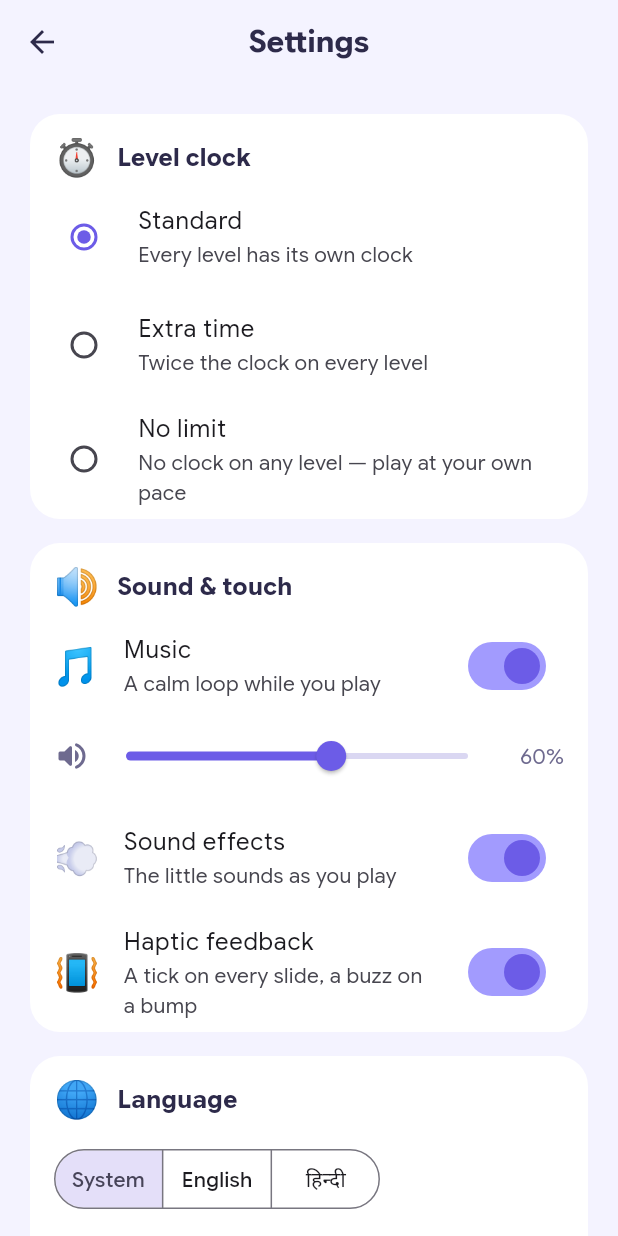
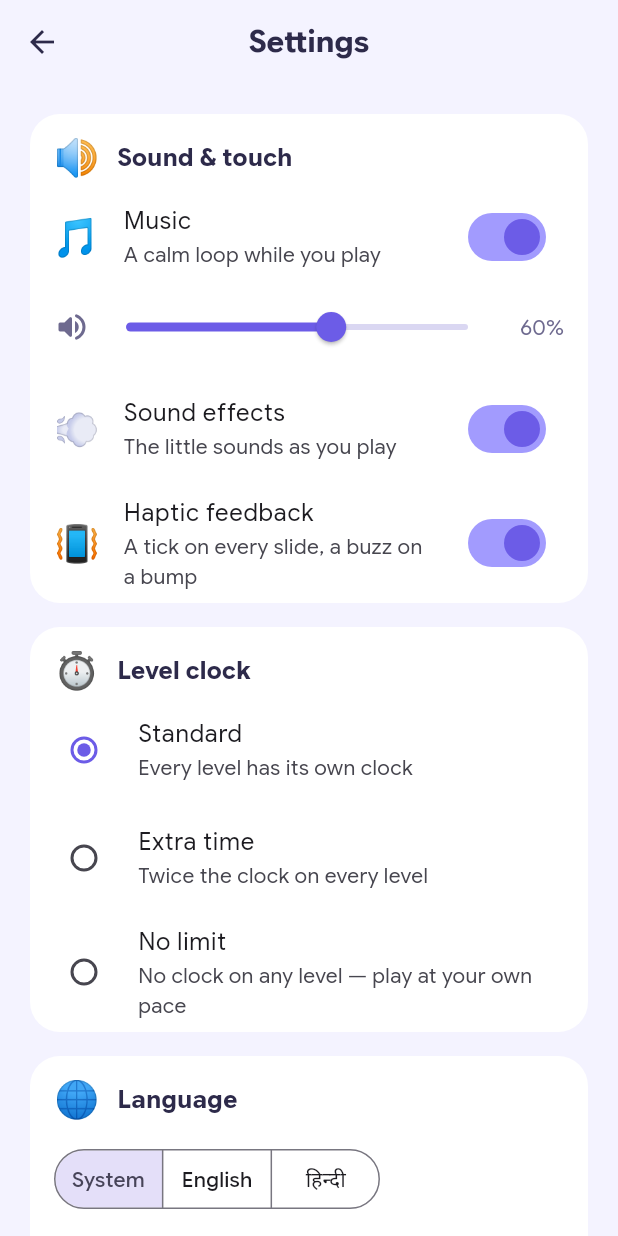
Before and after one commit to abhiabhi94/arrow-game, a Flutter app: the SettingsScreen screen opened directly, on a phone screen of 412 x 824 dp. Run offline on Flutter 3.47's test engine with Material 3 defaults, Android fonts, the phone set to English and light mode, and no system bars; our stand-ins replace audioplayers, confetti, flutter_animate, flutter_riverpod, shared_preferences; accounts and stored records are empty.

Commit message:
Settings in the usual order: sound first, the clock second, the reset last
Co-Authored-By: Claude Opus 5.5 <noreply@anthropic.com>
Claude-Session: https://claude.ai/code/session_01BXbzp6kdypPS47UGCcxmAR

```diff
--- a/lib/screens/settings_screen.dart
+++ b/lib/screens/settings_screen.dart
@@ -15,10 +15,12 @@ import '../ui/layout.dart';
 import 'credits_screen.dart';
 import 'onboarding_screen.dart';
 
-/// Settings, in five cards: the level clock (one choice: standard, extra
-/// time or none), sound and touch (music and its volume, sound effects,
-/// haptics), language and theme, accessibility (reduce motion), and the
-/// rest (the walkthrough again, music credits, a progress reset).
+/// Settings, in five cards, in the usual order — what is changed most first,
+/// what is dangerous last: sound and touch (music and its volume, sound
+/// effects, haptics), the level clock (one choice: standard, extra time or
+/// none), language and theme, accessibility (reduce motion), and the rest
+/// (the walkthrough again, music credits, and the progress reset at the
+/// very bottom).
 ///
 /// The emoji on each row are decoration and kept from the screen reader; the
 /// volume slider carries its own name and reads its value as a percentage.
@@ -74,41 +76,6 @@ class SettingsScreen extends ConsumerWidget {
               contentGutter(constraints.maxWidth) +
               MediaQuery.paddingOf(context),
           children: [
-            // How the game plays: the clock is one choice, not two switches
-            // that only made sense together.
-            _SettingCard(
-              child: Column(
-                children: [
-                  _CardHeading(emoji: '⏱️', title: l10n.settingsClock),
-                  // Three options, each saying what it does: a row of
-                  // segments overflowed with the system font at 2×.
-                  RadioGroup<ClockChoice>(
-                    groupValue: settings.clock,
-                    onChanged: (choice) => notifier.setClock(choice!),
-                    child: Column(
-                      children: [
-                        RadioListTile<ClockChoice>(
-                          value: ClockChoice.standard,
-                          title: Text(l10n.clockStandard),
-                          subtitle: Text(l10n.clockStandardBody),
-                        ),
-                        RadioListTile<ClockChoice>(
-                          value: ClockChoice.extra,
-                          title: Text(l10n.clockExtra),
-                          subtitle: Text(l10n.settingsExtraTimeSubtitle),
-                        ),
-                        RadioListTile<ClockChoice>(
-                          value: ClockChoice.off,
-                          title: Text(l10n.clockOff),
-                          subtitle: Text(l10n.settingsRemoveTimeLimitsSubtitle),
-                        ),
-                      ],
-                    ),
-                  ),
-                ],
-              ),
-            ),
-            const SizedBox(height: 16),
             // What the game sounds and feels like, in one card.
             _SettingCard(
               child: Column(
@@ -170,6 +137,41 @@ class SettingsScreen extends ConsumerWidget {
                     secondary: const _Emoji('📳'),
                     title: Text(l10n.settingsHaptics),
                     subtitle: Text(l10n.settingsHapticsSubtitle),
+                  ),
+                ],
+              ),
+            ),
+            const SizedBox(height: 16),
+            // How the game plays: the clock is one choice, not two switches
+            // that only made sense together.
+            _SettingCard(
+              child: Column(
+                children: [
+                  _CardHeading(emoji: '⏱️', title: l10n.settingsClock),
+                  // Three options, each saying what it does: a row of
+                  // segments overflowed with the system font at 2×.
+                  RadioGroup<ClockChoice>(
+                    groupValue: settings.clock,
+                    onChanged: (choice) => notifier.setClock(choice!),
+                    child: Column(
+                      children: [
+                        RadioListTile<ClockChoice>(
+                          value: ClockChoice.standard,
+                          title: Text(l10n.clockStandard),
+                          subtitle: Text(l10n.clockStandardBody),
+                        ),
+                        RadioListTile<ClockChoice>(
+                          value: ClockChoice.extra,
+                          title: Text(l10n.clockExtra),
+                          subtitle: Text(l10n.settingsExtraTimeSubtitle),
+                        ),
+                        RadioListTile<ClockChoice>(
+                          value: ClockChoice.off,
+                          title: Text(l10n.clockOff),
+                          subtitle: Text(l10n.settingsRemoveTimeLimitsSubtitle),
+                        ),
+                      ],
+                    ),
                   ),
                 ],
               ),
```
Also changed, not shown: 2 other files.
